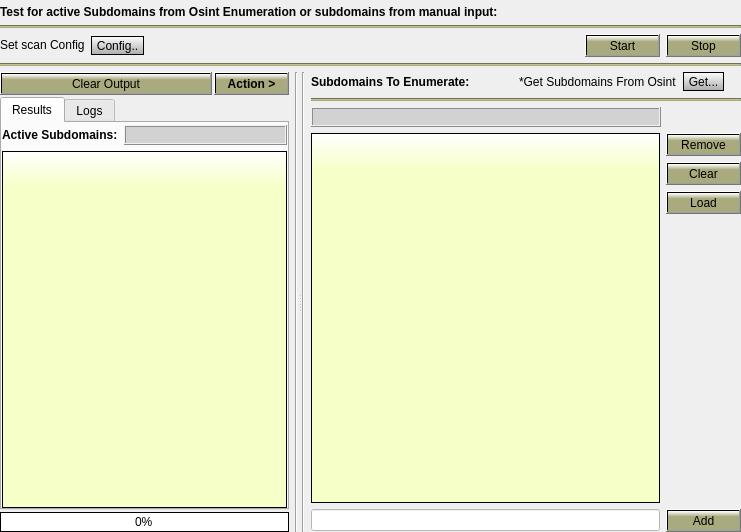
This is Gui/src/ActiveTab/Active.ui in 3nock/OTE as Qt 5 draws it before an edit. The edited form follows.
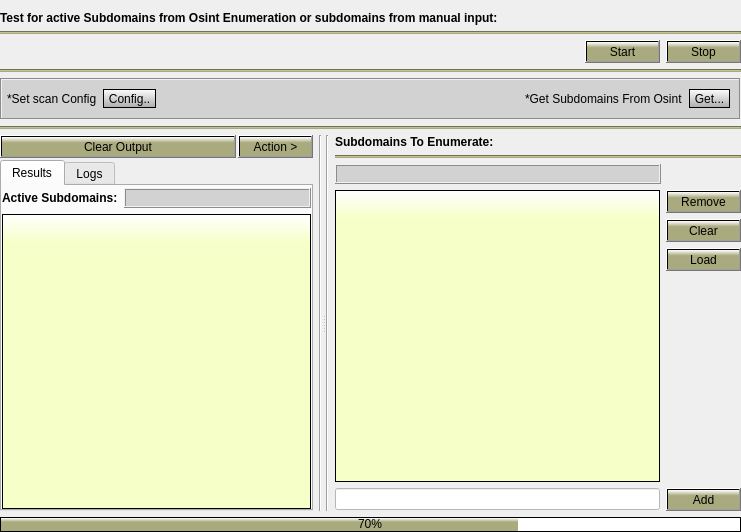
This is the edited form.

```diff
--- a/Gui/src/ActiveTab/Active.ui
+++ b/Gui/src/ActiveTab/Active.ui
@@ -13,13 +13,10 @@
   <property name="windowTitle">
    <string>Dialog</string>
   </property>
-  <layout class="QVBoxLayout" name="verticalLayout">
+  <layout class="QVBoxLayout" name="verticalLayout_3">
    <property name="leftMargin">
     <number>0</number>
    </property>
-   <property name="topMargin">
-    <number>5</number>
-   </property>
    <property name="rightMargin">
     <number>0</number>
    </property>
@@ -60,47 +57,11 @@
     </layout>
    </item>
    <item>
-    <layout class="QVBoxLayout" name="verticalLayout_27">
+    <layout class="QVBoxLayout" name="verticalLayout">
      <item>
-      <layout class="QHBoxLayout" name="horizontalLayout_26">
+      <layout class="QHBoxLayout" name="horizontalLayout">
        <item>
-        <widget class="QLabel" name="label_17">
-         <property name="sizePolicy">
-          <sizepolicy hsizetype="Maximum" vsizetype="Maximum">
-           <horstretch>0</horstretch>
-           <verstretch>0</verstretch>
-          </sizepolicy>
-         </property>
-         <property name="styleSheet">
-          <string notr="true"/>
-         </property>
-         <property name="text">
-          <string>Set scan Config</string>
-         </property>
-        </widget>
-       </item>
-       <item>
-        <widget class="QToolButton" name="toolButton_config">
-         <property name="minimumSize">
-          <size>
-           <width>0</width>
-           <height>18</height>
-          </size>
-         </property>
-         <property name="styleSheet">
-          <string notr="true">background-color: qlineargradient(x1: 0, y1: 0, x2: 0, y2: 1.5, stop: 0 white, stop: 1 grey);
-border-style: solid;
-border-color: black;
-border-width: 1px;
-border-radius: 15px</string>
-         </property>
-         <property name="text">
-          <string>Config..</string>
-         </property>
-        </widget>
-       </item>
-       <item>
-        <spacer name="horizontalSpacer_6">
+        <spacer name="horizontalSpacer">
          <property name="orientation">
           <enum>Qt::Horizontal</enum>
          </property>
@@ -153,6 +114,129 @@
       </layout>
      </item>
      <item>
+      <widget class="Line" name="line">
+       <property name="styleSheet">
+        <string notr="true">background-color: rgb(170, 170, 127);</string>
+       </property>
+       <property name="orientation">
+        <enum>Qt::Horizontal</enum>
+       </property>
+      </widget>
+     </item>
+    </layout>
+   </item>
+   <item>
+    <layout class="QVBoxLayout" name="verticalLayout_2">
+     <item>
+      <widget class="QFrame" name="frame">
+       <property name="sizePolicy">
+        <sizepolicy hsizetype="Preferred" vsizetype="Maximum">
+         <horstretch>0</horstretch>
+         <verstretch>0</verstretch>
+        </sizepolicy>
+       </property>
+       <property name="styleSheet">
+        <string notr="true">background-color: rgb(210, 210, 210);</string>
+       </property>
+       <property name="frameShape">
+        <enum>QFrame::Box</enum>
+       </property>
+       <property name="frameShadow">
+        <enum>QFrame::Sunken</enum>
+       </property>
+       <layout class="QHBoxLayout" name="horizontalLayout_2">
+        <property name="leftMargin">
+         <number>5</number>
+        </property>
+        <property name="rightMargin">
+         <number>9</number>
+        </property>
+        <item>
+         <widget class="QLabel" name="label_17">
+          <property name="sizePolicy">
+           <sizepolicy hsizetype="Maximum" vsizetype="Maximum">
+            <horstretch>0</horstretch>
+            <verstretch>0</verstretch>
+           </sizepolicy>
+          </property>
+          <property name="styleSheet">
+           <string notr="true"/>
+          </property>
+          <property name="text">
+           <string>*Set scan Config</string>
+          </property>
+         </widget>
+        </item>
+        <item>
+         <widget class="QToolButton" name="toolButton_config">
+          <property name="minimumSize">
+           <size>
+            <width>0</width>
+            <height>18</height>
+           </size>
+          </property>
+          <property name="styleSheet">
+           <string notr="true">background-color: qlineargradient(x1: 0, y1: 0, x2: 0, y2: 1.5, stop: 0 white, stop: 1 grey);
+border-style: solid;
+border-color: black;
+border-width: 1px;
+border-radius: 15px</string>
+          </property>
+          <property name="text">
+           <string>Config..</string>
+          </property>
+         </widget>
+        </item>
+        <item>
+         <spacer name="horizontalSpacer_6">
+          <property name="orientation">
+           <enum>Qt::Horizontal</enum>
+          </property>
+          <property name="sizeHint" stdset="0">
+           <size>
+            <width>40</width>
+            <height>20</height>
+           </size>
+          </property>
+         </spacer>
+        </item>
+        <item>
+         <widget class="QLabel" name="label_16">
+          <property name="sizePolicy">
+           <sizepolicy hsizetype="Maximum" vsizetype="Maximum">
+            <horstretch>0</horstretch>
+            <verstretch>0</verstretch>
+           </sizepolicy>
+          </property>
+          <property name="text">
+           <string>*Get Subdomains From Osint</string>
+          </property>
+         </widget>
+        </item>
+        <item>
+         <widget class="QToolButton" name="toolButton_get">
+          <property name="minimumSize">
+           <size>
+            <width>0</width>
+            <height>19</height>
+           </size>
+          </property>
+          <property name="styleSheet">
+           <string notr="true">background-color: qlineargradient(x1: 0, y1: 0, x2: 0, y2: 1.5, stop: 0 white, stop: 1 grey);
+border-style: solid;
+border-color: black;
+border-width: 1px;
+border-radius: 15px</string>
+          </property>
+          <property name="text">
+           <string>Get...</string>
+          </property>
+         </widget>
+        </item>
+       </layout>
+      </widget>
+     </item>
+     <item>
       <widget class="Line" name="line_18">
        <property name="styleSheet">
         <string notr="true">background-color: rgb(170, 170, 127);</string>
@@ -222,8 +306,8 @@
              </property>
              <property name="font">
               <font>
-               <weight>75</weight>
-               <bold>true</bold>
+               <weight>50</weight>
+               <bold>false</bold>
               </font>
              </property>
              <property name="styleSheet">
@@ -433,36 +517,6 @@
            </widget>
           </widget>
          </item>
-         <item>
-          <widget class="QProgressBar" name="progressBar">
-           <property name="minimumSize">
-            <size>
-             <width>0</width>
-             <height>20</height>
-            </size>
-           </property>
-           <property name="maximumSize">
-            <size>
-             <width>16777215</width>
-             <height>20</height>
-            </size>
-           </property>
-           <property name="styleSheet">
-            <string notr="true">QProgressBar::chunk {
-    background-color: qlineargradient(x1: 0, y1: 0, x2: 0, y2: 1, stop: 0 white, stop: 0.3 rgb(170, 170, 127));
-}
-
-QProgressBar {
-    border: 1px solid black;
-    /*border-radius: 5px;*/
-    text-align: center;
-}</string>
-           </property>
-           <property name="value">
-            <number>0</number>
-           </property>
-          </widget>
-         </item>
         </layout>
        </item>
        <item>
@@ -485,6 +539,9 @@
        </item>
        <item>
         <layout class="QVBoxLayout" name="verticalLayout_25">
+         <property name="spacing">
+          <number>6</number>
+         </property>
          <item>
           <layout class="QHBoxLayout" name="horizontalLayout_21">
            <item>
@@ -500,55 +557,6 @@
              </property>
             </widget>
            </item>
-           <item>
-            <widget class="QLabel" name="label_16">
-             <property name="sizePolicy">
-              <sizepolicy hsizetype="Maximum" vsizetype="Maximum">
-               <horstretch>0</horstretch>
-               <verstretch>0</verstretch>
-              </sizepolicy>
-             </property>
-             <property name="text">
-              <string>*Get Subdomains From Osint</string>
-             </property>
-            </widget>
-           </item>
-           <item>
-            <widget class="QToolButton" name="toolButton_get">
-             <property name="minimumSize">
-              <size>
-               <width>0</width>
-               <height>19</height>
-              </size>
-             </property>
-             <property name="styleSheet">
-              <string notr="true">background-color: qlineargradient(x1: 0, y1: 0, x2: 0, y2: 1.5, stop: 0 white, stop: 1 grey);
-border-style: solid;
-border-color: black;
-border-width: 1px;
-border-radius: 15px</string>
-             </property>
-             <property name="text">
-              <string>Get...</string>
-             </property>
-            </widget>
-           </item>
-           <item>
-            <spacer name="horizontalSpacer_5">
-             <property name="orientation">
-              <enum>Qt::Horizontal</enum>
-             </property>
-             <property name="sizeType">
-              <enum>QSizePolicy::Fixed</enum>
-             </property>
-             <property name="sizeHint" stdset="0">
-              <size>
-               <width>17</width>
-               <height>20</height>
-              </size>
-             </property>
-            </spacer>
-           </item>
           </layout>
          </item>
          <item>
@@ -781,6 +789,36 @@
      </widget>
     </widget>
    </item>
+   <item>
+    <widget class="QProgressBar" name="progressBar">
+     <property name="minimumSize">
+      <size>
+       <width>0</width>
+       <height>15</height>
+      </size>
+     </property>
+     <property name="maximumSize">
+      <size>
+       <width>16777215</width>
+       <height>15</height>
+      </size>
+     </property>
+     <property name="styleSheet">
+      <string notr="true">QProgressBar::chunk {
+    background-color: qlineargradient(x1: 0, y1: 0, x2: 0, y2: 1, stop: 0 white, stop: 0.3 rgb(170, 170, 127));
+}
+
+QProgressBar {
+    border: 1px solid black;
+    /*border-radius: 5px;*/
+    text-align: center;
+}</string>
+     </property>
+     <property name="value">
+      <number>70</number>
+     </property>
+    </widget>
+   </item>
   </layout>
  </widget>
  <resources/>
```
